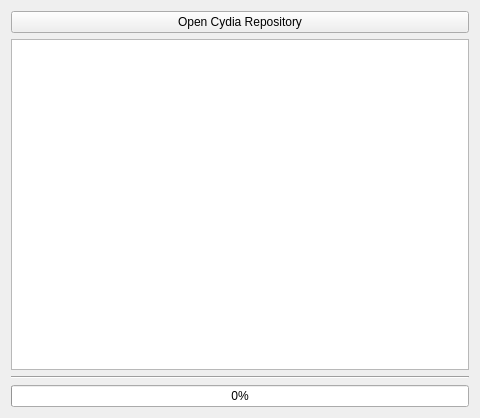
borishonman/cydownload, file mainwindow.ui: the form before one commit.
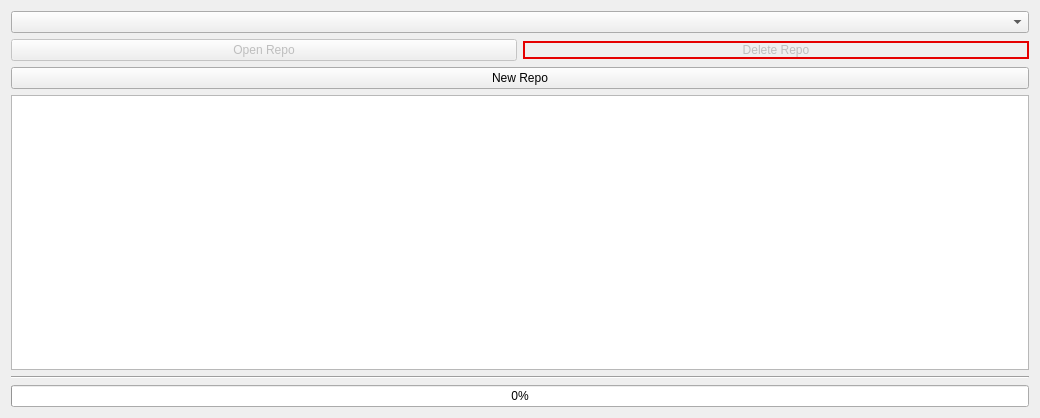
The form after the commit.

Commit message: now saves repo urls

Patch:
```diff
--- a/mainwindow.ui
+++ b/mainwindow.ui
@@ -6,7 +6,7 @@
    <rect>
     <x>0</x>
     <y>0</y>
-    <width>480</width>
+    <width>1040</width>
     <height>418</height>
    </rect>
   </property>
@@ -16,9 +16,52 @@
   <widget class="QWidget" name="centralWidget">
    <layout class="QVBoxLayout" name="verticalLayout_2">
     <item>
-     <widget class="QPushButton" name="btn_open">
+     <widget class="QComboBox" name="cmb_repo_urls">
+      <property name="editable">
+       <bool>false</bool>
+      </property>
+      <property name="currentText">
+       <string/>
+      </property>
+      <property name="currentIndex">
+       <number>-1</number>
+      </property>
+     </widget>
+    </item>
+    <item>
+     <layout class="QHBoxLayout" name="horizontalLayout">
+      <item>
+       <widget class="QPushButton" name="btn_open_repo">
+        <property name="enabled">
+         <bool>false</bool>
+        </property>
+        <property name="text">
+         <string>Open Repo</string>
+        </property>
+       </widget>
+      </item>
+      <item>
+       <widget class="QPushButton" name="btn_del_repo">
+        <property name="enabled">
+         <bool>false</bool>
+        </property>
+        <property name="autoFillBackground">
+         <bool>false</bool>
+        </property>
+        <property name="styleSheet">
+         <string notr="true">border: 2px solid #e50000;</string>
+        </property>
+        <property name="text">
+         <string>Delete Repo</string>
+        </property>
+       </widget>
+      </item>
+     </layout>
+    </item>
+    <item>
+     <widget class="QPushButton" name="btn_new_repo">
       <property name="text">
-       <string>Open Cydia Repository</string>
+       <string>New Repo</string>
       </property>
      </widget>
     </item>
```
The commit also changes 4 other files.
